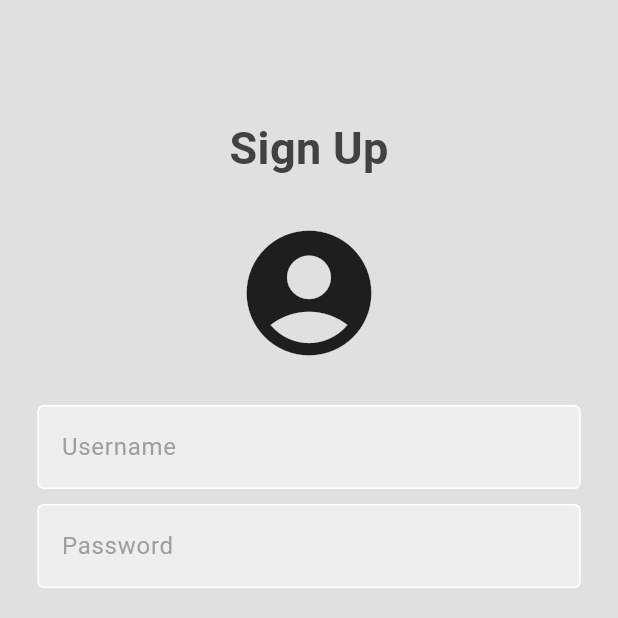
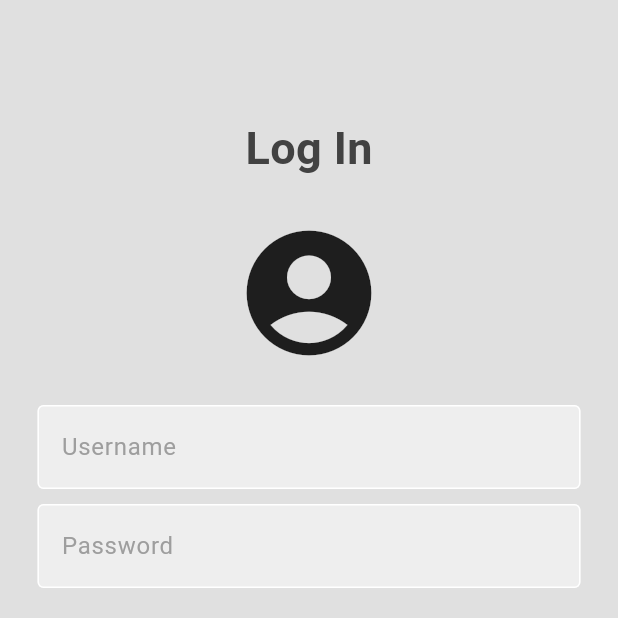
Before and after one commit to Alvitronex/app_medicine, a Flutter app: the LoginPage screen opened directly, on a phone screen of 412 x 824 dp, the top half of it. Run offline on Flutter 3.47's test engine with Material 3 defaults, Android fonts, the phone set to English and light mode, and no system bars.

Commit message:
add page Sign Up and Home, using the navigation pages

```diff
--- a/lib/components/my_textfield.dart
+++ b/lib/components/my_textfield.dart
@@ -17,6 +17,7 @@ class MyTextField extends StatelessWidget {
     return Padding(
       padding: const EdgeInsets.symmetric(horizontal: 25.0),
       child: TextField(
+        textInputAction: TextInputAction.next,
         controller: controller,
         obscureText: obscureText,
         decoration: InputDecoration(
--- a/lib/main.dart
+++ b/lib/main.dart
@@ -15,7 +15,7 @@ class Main extends StatelessWidget {
   Widget build(BuildContext context) {
     return MaterialApp(
       debugShowCheckedModeBanner: false,
-      home: HomePage(),
+      home: LoginPage(),
     );
   }
 }
--- a/lib/pages/LoginPage.dart
+++ b/lib/pages/LoginPage.dart
@@ -1,10 +1,11 @@
 import 'package:app_medicine/components/my_button.dart';
 import 'package:app_medicine/components/my_textfield.dart';
 import 'package:app_medicine/components/square_tile.dart';
+import 'package:app_medicine/pages/SignupPage.dart';
 import 'package:flutter/material.dart';
 
 class LoginPage extends StatelessWidget {
-  LoginPage({super.key});
+  LoginPage({Key? key}) : super(key: key);
 
   final usernameController = TextEditingController();
   final passwordController = TextEditingController();
@@ -14,14 +15,16 @@ class LoginPage extends StatelessWidget {
   @override
   Widget build(BuildContext context) {
     return Scaffold(
+      resizeToAvoidBottomInset: false,
       backgroundColor: Colors.grey[300],
       body: SafeArea(
         child: Center(
+          child: SingleChildScrollView(
             child: Column(
               mainAxisAlignment: MainAxisAlignment.center,
               children: [
                 Text(
-                'Sign Up',
+                  'Log In',
                   style: TextStyle(
                     color: Colors.grey[800],
                     fontSize: 30,
@@ -50,19 +53,6 @@ class LoginPage extends StatelessWidget {
                 ),
                 const SizedBox(height: 10),
 
-              //password
-              // Padding(
-              //   padding: const EdgeInsets.symmetric(horizontal: 25.0),
-              //   child: Row(
-              //     mainAxisAlignment: MainAxisAlignment.end,
-              //     children: [
-              //       Text(
-              //         'Forgot Password?',
-              //         style: TextStyle(color: Colors.grey[600]),
-              //       ),
-              //     ],
-              //   ),
-              // ),
                 const SizedBox(height: 25),
                 MyButton(
                   onTap: singnUserIn,
@@ -103,7 +93,7 @@ class LoginPage extends StatelessWidget {
                 const Row(
                   mainAxisAlignment: MainAxisAlignment.center,
                   children: [
-                  //botton apple
+                    //button apple
                     SquareTile(imagePath: 'lib/images/google.png'),
 
                     SizedBox(width: 25),
@@ -115,8 +105,16 @@ class LoginPage extends StatelessWidget {
                 ),
 
                 const SizedBox(height: 50),
-
-              Row(
+                GestureDetector(
+                  onTap: () {
+                    Navigator.push(
+                      context,
+                      MaterialPageRoute(
+                        builder: (context) => SignupPage(),
+                      ),
+                    );
+                  },
+                  child: Row(
                     mainAxisAlignment: MainAxisAlignment.center,
                     children: [
                       Text(
@@ -131,7 +129,9 @@ class LoginPage extends StatelessWidget {
                       ),
                     ],
                   ),
+                ),
               ],
+            ),
           ),
         ),
       ),
```
Also changed, not shown: lib/components/my_button.dart (+9 -1 lines), lib/pages/HomePage.dart (+15 -4 lines), lib/pages/SignupPage.dart (+17 -9 lines), pubspec.yaml (+32 -0 lines), lib/apple.png (added), pubspec.lock, 4 other files. Lines whose indentation alone changed are shown as unchanged.
